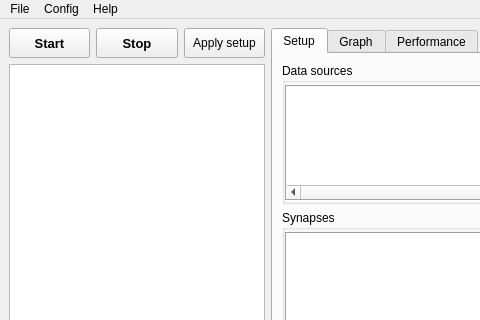
Old version of the form src/gui/MainWin.ui in the repository CompEphys-team/stdpc; both pictures show x 0 to 480 and y 0 to 320 of the 1027 by 522 pixel window.
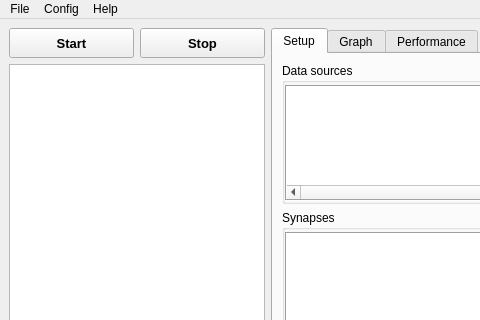
New version of the form. Custom widgets are drawn as their Qt base class.

Commit message:
Replaced Apply button with tabChanged event
Less confusion for users

The edit to the form file:
```diff
--- a/src/gui/MainWin.ui
+++ b/src/gui/MainWin.ui
@@ -368,20 +368,7 @@
       </property>
      </widget>
     </item>
-    <item row="0" column="2">
-     <widget class="QPushButton" name="ApplyBut">
-      <property name="minimumSize">
-       <size>
-        <width>0</width>
-        <height>30</height>
-       </size>
-      </property>
-      <property name="text">
-       <string>Apply setup</string>
-      </property>
-     </widget>
-    </item>
-    <item row="1" column="0" colspan="3">
+    <item row="1" column="0" colspan="2">
      <widget class="QListWidget" name="MessageWindow"/>
     </item>
    </layout>
```
The commit also changes 2 other files.
